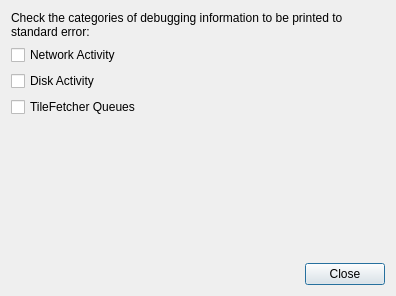
ateijelo/steps, file debugdialog.ui: the form before one commit.
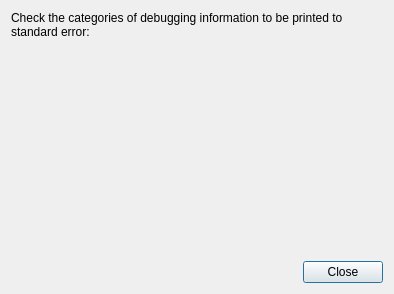
The form after the commit.

Diff of the .ui file:
```diff
--- a/debugdialog.ui
+++ b/debugdialog.ui
@@ -6,8 +6,8 @@
    <rect>
     <x>0</x>
     <y>0</y>
-    <width>396</width>
-    <height>296</height>
+    <width>394</width>
+    <height>294</height>
    </rect>
   </property>
   <property name="windowTitle">
@@ -24,27 +24,6 @@
      </property>
     </widget>
    </item>
-   <item>
-    <widget class="QCheckBox" name="network">
-     <property name="text">
-      <string>Network Activity</string>
-     </property>
-    </widget>
-   </item>
-   <item>
-    <widget class="QCheckBox" name="disk">
-     <property name="text">
-      <string>Disk Activity</string>
-     </property>
-    </widget>
-   </item>
-   <item>
-    <widget class="QCheckBox" name="tilefetcher">
-     <property name="text">
-      <string>TileFetcher Queues</string>
-     </property>
-    </widget>
-   </item>
    <item>
     <spacer name="verticalSpacer">
      <property name="orientation">
```
